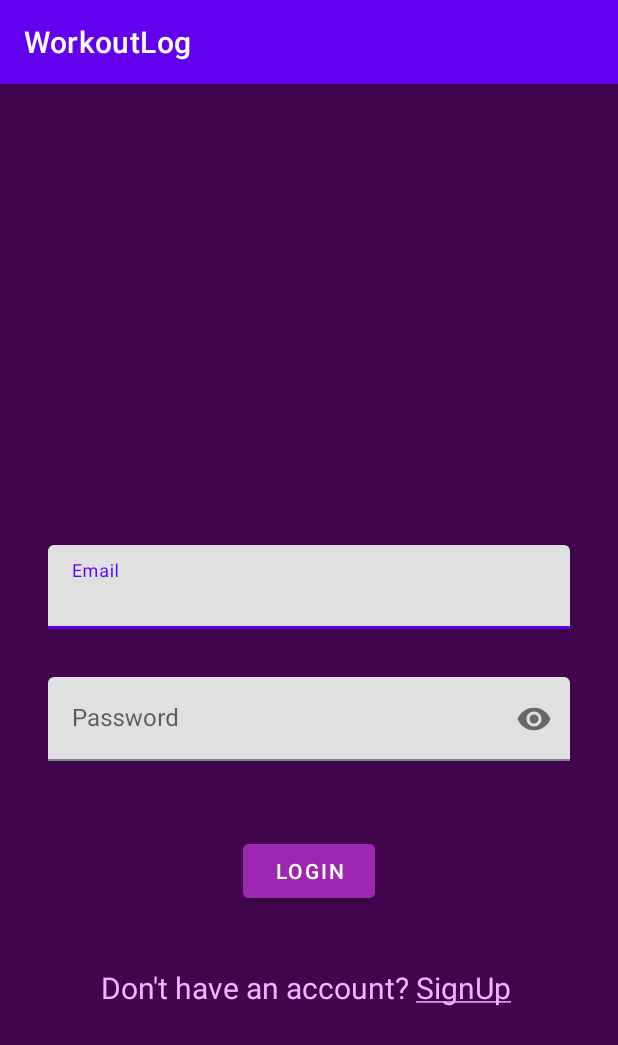
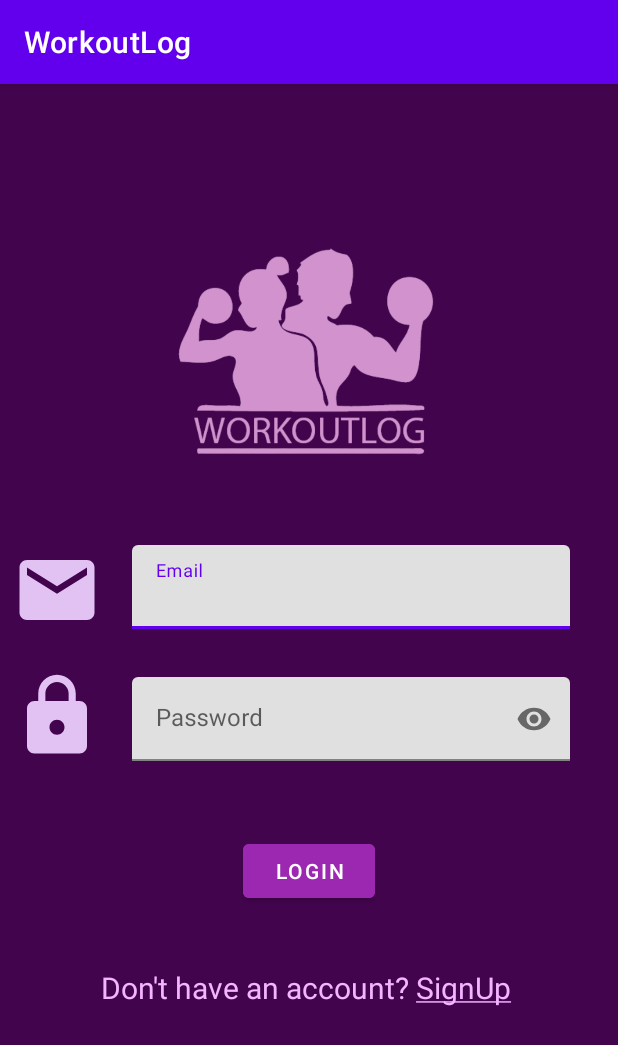
Before and after one commit to wanjira-whitney/Workout-Log, an Android app: the screen it shows after launch (LoginActivity), on a phone screen of 412 x 824 dp. Shown: the top 1045 px of the screen. Run offline under Robolectric (Android 15) with nearby library versions, the phone set to English and light mode, and no system bars.

Commit message:
add changes made to login activity

```diff
--- a/app/src/main/java/dev/wanjira/workoutlog/LoginActivity.kt
+++ b/app/src/main/java/dev/wanjira/workoutlog/LoginActivity.kt
@@ -7,13 +7,14 @@ import android.widget.Button
 import android.widget.EditText
 import android.widget.TextView
 import com.google.android.material.textfield.TextInputEditText
+import com.google.android.material.textfield.TextInputLayout
 
 class LoginActivity : AppCompatActivity() {
     lateinit var tvsignup:TextView
-    lateinit var etEmail: EditText
-    lateinit var etPassword: EditText
-    lateinit var tilEmail: TextInputEditText
-    lateinit var tilPassword:TextInputEditText
+    lateinit var etEmail: TextInputEditText
+    lateinit var etPassword: TextInputEditText
+    lateinit var tilEmail: TextInputLayout
+    lateinit var tilPassword:TextInputLayout
     lateinit var btnLogin: Button
     override fun onCreate(savedInstanceState: Bundle?) {
         super.onCreate(savedInstanceState)
--- a/app/src/main/res/layout/activity_login.xml
+++ b/app/src/main/res/layout/activity_login.xml
@@ -19,10 +19,10 @@
         android:id="@+id/tilEmail"
         android:layout_width="0dp"
         android:layout_height="wrap_content"
-        android:layout_marginStart="32dp"
+        android:layout_marginStart="20dp"
         android:layout_marginEnd="32dp"
         app:layout_constraintEnd_toEndOf="parent"
-        app:layout_constraintStart_toStartOf="parent"
+        app:layout_constraintStart_toEndOf="@+id/imageView7"
         app:layout_constraintTop_toTopOf="@+id/guideline3">
 
         <com.google.android.material.textfield.TextInputEditText
@@ -30,17 +30,20 @@
             android:layout_width="match_parent"
             android:layout_height="wrap_content"
             android:hint="@string/email"
-            android:inputType="textEmailAddress" />
+            android:inputType="textEmailAddress"
+            android:textColorHint="#616161"
+            tools:ignore="TextContrastCheck" />
+
     </com.google.android.material.textfield.TextInputLayout>
 
     <com.google.android.material.textfield.TextInputLayout
         android:id="@+id/tilPassword"
         android:layout_width="0dp"
         android:layout_height="wrap_content"
-        android:layout_marginStart="32dp"
+        android:layout_marginStart="20dp"
         android:layout_marginEnd="32dp"
         app:layout_constraintEnd_toEndOf="parent"
-        app:layout_constraintStart_toStartOf="parent"
+        app:layout_constraintStart_toEndOf="@+id/imageView8"
         app:layout_constraintTop_toBottomOf="@+id/tilEmail"
         app:passwordToggleEnabled="true">
 
@@ -81,4 +84,37 @@
         app:layout_constraintStart_toStartOf="parent"
         app:layout_constraintTop_toBottomOf="@+id/btnLogin" />
 
+    <ImageView
+        android:id="@+id/imageView7"
+        android:layout_width="60dp"
+        android:layout_height="60dp"
+        android:layout_marginStart="8dp"
+        app:layout_constraintStart_toStartOf="parent"
+        app:layout_constraintTop_toTopOf="@+id/guideline3"
+        app:srcCompat="@drawable/ic_baseline_email_24" />
+
+    <ImageView
+        android:id="@+id/imageView8"
+        android:layout_width="60dp"
+        android:layout_height="60dp"
+        android:layout_marginStart="8dp"
+        app:layout_constraintBottom_toBottomOf="@+id/tilPassword"
+        app:layout_constraintStart_toStartOf="parent"
+        app:layout_constraintTop_toBottomOf="@+id/tilEmail"
+        app:layout_constraintVertical_bias="1.0"
+        app:srcCompat="@drawable/ic_baseline_lock_24" />
+
+    <ImageView
+        android:id="@+id/imglogo"
+        android:layout_width="325dp"
+        android:layout_height="204dp"
+        android:layout_marginBottom="16dp"
+        app:layout_constraintBottom_toTopOf="@+id/guideline3"
+        app:layout_constraintEnd_toEndOf="parent"
+        app:layout_constraintHorizontal_bias="0.457"
+        app:layout_constraintStart_toStartOf="parent"
+        app:layout_constraintTop_toTopOf="parent"
+        app:layout_constraintVertical_bias="1.0"
+        app:srcCompat="@drawable/workoutlogo" />
+
 </androidx.constraintlayout.widget.ConstraintLayout>
```
Also changed, not shown: app/src/main/java/dev/wanjira/workoutlog/SignUpActivity.kt (+11 -10 lines), app/src/main/res/layout/activity_sign_up.xml (+22 -20 lines), app/src/main/res/drawable/workoutlogo.png (added).
